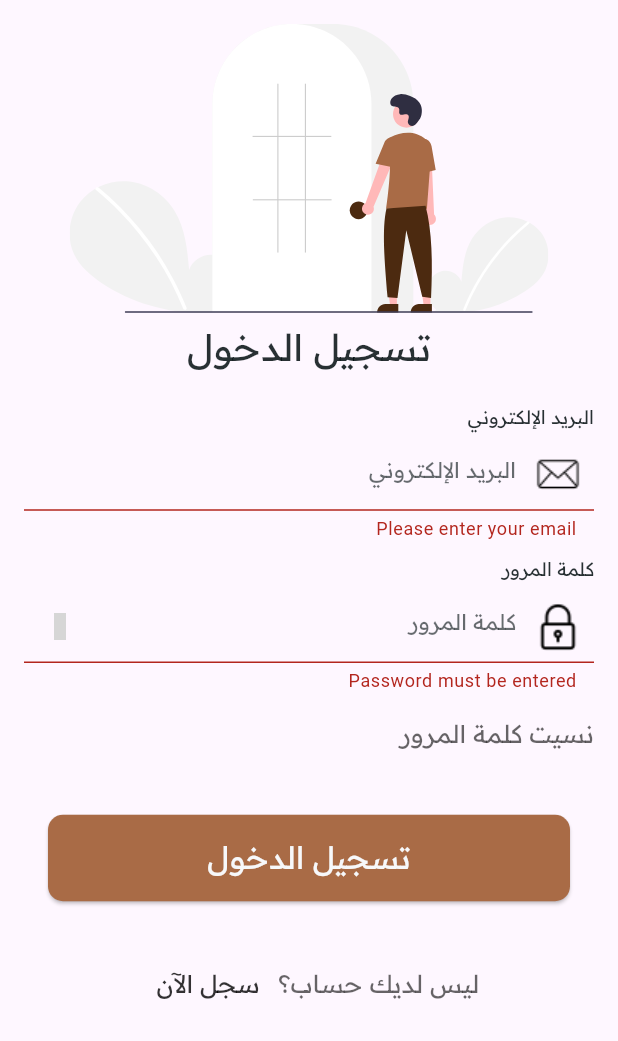
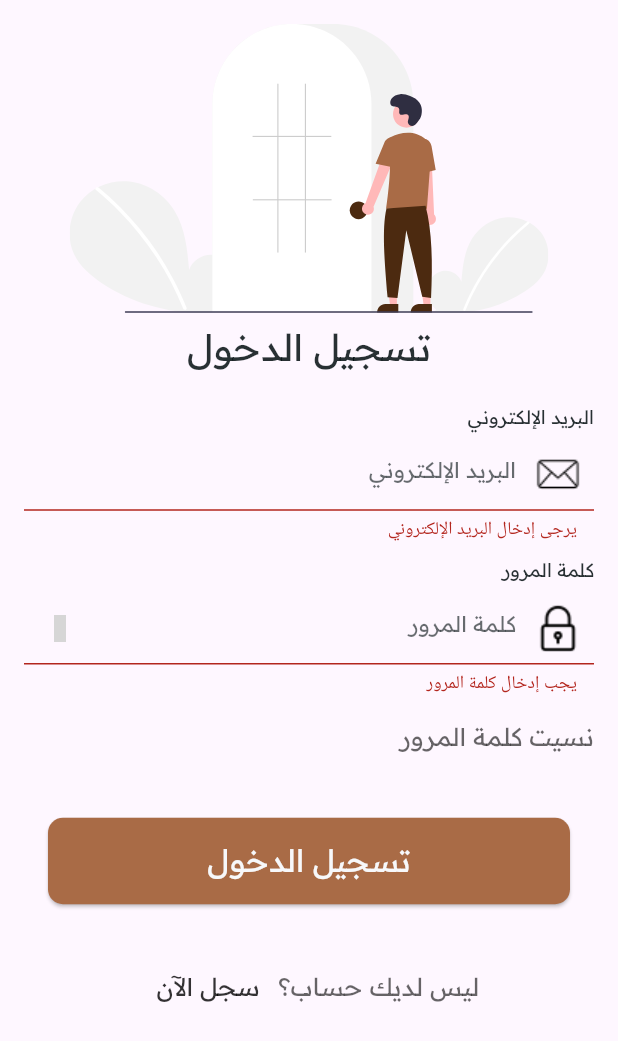
Before and after one commit to raghebzaki/marketc, a Flutter app: the screen it shows after launch, after a tap on "تخطي", after a tap on "تسجيل الدخول", on a phone screen of 412 x 824 dp. Shown: the top 1041 px of the screen. Run offline on Flutter 3.47's test engine with Material 3 defaults, Android fonts, the phone set to English and light mode, and no system bars; our stand-ins replace bloc, conditional_builder_null_safety, connectivity_plus, country_code_picker, dartz, dio and 18 more; missing offline and left inert: flutter_timer_countdown; accounts and stored records are empty; network calls fail; project files that could hold a hidden picture were left out; grey boxes are pictures that could not be loaded.

Commit message:
- Localized API snack bar messages

```diff
--- a/lib/features/auth/change_pass/presentation/pages/change_pass_view.dart
+++ b/lib/features/auth/change_pass/presentation/pages/change_pass_view.dart
@@ -42,14 +42,14 @@ class _ChangePassViewState extends State<ChangePassView> {
           state.maybeWhen(
             success: (state) {
               if (state.status == 1) {
-                context.defaultSnackBar("Password Changed Successfully");
+                context.defaultSnackBar(S.of(context).pass_change_success);
                 context.pushNamed(changePassConfirmationPageRoute);
               } else {
-                context.defaultSnackBar("Failed to change password");
+                context.defaultSnackBar(S.of(context).failed_change_pass);
               }
             },
             error: (errCode, err) {
-              context.defaultSnackBar("Error Code: $errCode, $err");
+              context.defaultSnackBar("${S.of(context).failed_change_pass}: $errCode, $err");
             },
             orElse: () {
               return null;
--- a/lib/features/auth/forgot_pass/presentation/pages/forgot_pass_view.dart
+++ b/lib/features/auth/forgot_pass/presentation/pages/forgot_pass_view.dart
@@ -38,7 +38,7 @@ class _ForgotPassViewState extends State<ForgotPassView> {
             success: (state) {
               if (state.statusCode == 1) {
                 context.defaultSnackBar(
-                  "OTP sent to ${state.email}",
+                  "${S.of(context).otp_sent} ${state.email}",
                 );
                 context.pushNamed(
                   resetPassPageRoute,
@@ -48,11 +48,11 @@ class _ForgotPassViewState extends State<ForgotPassView> {
                 );
               } else {
                 context
-                    .defaultSnackBar("Email is wrong, check email & try again");
+                    .defaultSnackBar(S.of(context).email_wrong);
               }
             },
             error: (errCode, err) {
-              context.defaultSnackBar("Error Code: $errCode, $err");
+              context.defaultSnackBar("${S.of(context).err_code}: $errCode, $err");
             },
             orElse: () {
               return null;
--- a/lib/features/auth/login/presentation/pages/login_view.dart
+++ b/lib/features/auth/login/presentation/pages/login_view.dart
@@ -66,7 +66,7 @@ class _LoginViewState extends State<LoginView> {
               }
             },
             error: (errCode, err) {
-              context.defaultSnackBar("ErrorCode: $errCode, $err");
+              context.defaultSnackBar("${S.current.err_code}: $errCode, $err");
             },
             orElse: () {
               return null;
@@ -119,9 +119,9 @@ class _LoginViewState extends State<LoginView> {
                               isObscure: false,
                               validator: (value) {
                                 if (loginCubit.emailCtrl.text.isEmpty) {
-                                  return "Please enter your email";
+                                  return S.of(context).plz_enter_email;
                                 } else if (!loginCubit.emailCtrl.text.isEmail()) {
-                                  return "Please enter a valid email";
+                                  return S.of(context).enter_valid_email;
                                 } else {
                                   return null;
                                 }
@@ -150,9 +150,9 @@ class _LoginViewState extends State<LoginView> {
                               ),
                               validator: (value) {
                                 if (loginCubit.passCtrl.text.isEmpty) {
-                                  return "Password must be entered";
+                                  return S.of(context).password_required;
                                 } else if (loginCubit.passCtrl.length < 8) {
-                                  return "Password must be 8 chars at least";
+                                  return S.of(context).pass_short;
                                 } else {
                                   return null;
                                 }
--- a/lib/features/customer/main/category_details/presentation/pages/category_details_view.dart
+++ b/lib/features/customer/main/category_details/presentation/pages/category_details_view.dart
@@ -40,8 +40,7 @@ class _CategoryDetailsViewState extends State<CategoryDetailsView> {
       child: BlocConsumer<CategoryDetailsCubit, CategoryDetailsStates>(
         listener: (context, state) {},
         builder: (context, state) {
-          CategoryDetailsCubit categoryDetailsCubit =
-              CategoryDetailsCubit.get(context);
+          // CategoryDetailsCubit categoryDetailsCubit = CategoryDetailsCubit.get(context);
           return Scaffold(
             // backgroundColor: AppColors.primary,
             appBar: CustomAppBar(
--- a/lib/l10n/intl_ar.arb
+++ b/lib/l10n/intl_ar.arb
@@ -199,6 +199,18 @@
   "discount_percentage": "نسبة الخصم",
   "product_category": "تصنيف المنتج",
   "upload_product_img": "قم برفع صورة المنتج الخاص بك",
-  "@_Login": {}
+  "@_Auth": {},
+  "login_successful": "تم تسجيل الدخول بنجاح",
+  "plz_enter_email": "يرجى إدخال البريد الإلكتروني",
+  "enter_valid_email": "يرجى إدخال بريد إلكتروني صالح",
+  "password_required": "يجب إدخال كلمة المرور",
+  "pass_short": "يجب أن تكون كلمة المرور على الأقل 8 أحرف",
+  "register_success": "تم التسجيل بنجاح",
+  "user_name_required": "اسم المستخدم لا يمكن أن يكون فارغًا",
+  "pass_confrirm_required": "تأكيد كلمة المرور لا يمكن أن يكون فارغًا",
+  "pass_dont_match": "كلمات المرور غير متطابقة",
+  "otp_sent": "تم إرسال رمز التحقق إلى",
+  "email_wrong": "البريد الإلكتروني خاطئ، تحقق من البريد الإلكتروني وحاول مرة أخرى",
+  "failed_change_pass": "فشل تغيير كلمة المرور"
 
 }
```
Also changed, not shown: lib/l10n/intl_en.arb (+15 -3 lines), lib/generated/intl/messages_ar.dart, lib/generated/intl/messages_en.dart, lib/generated/l10n.dart.
